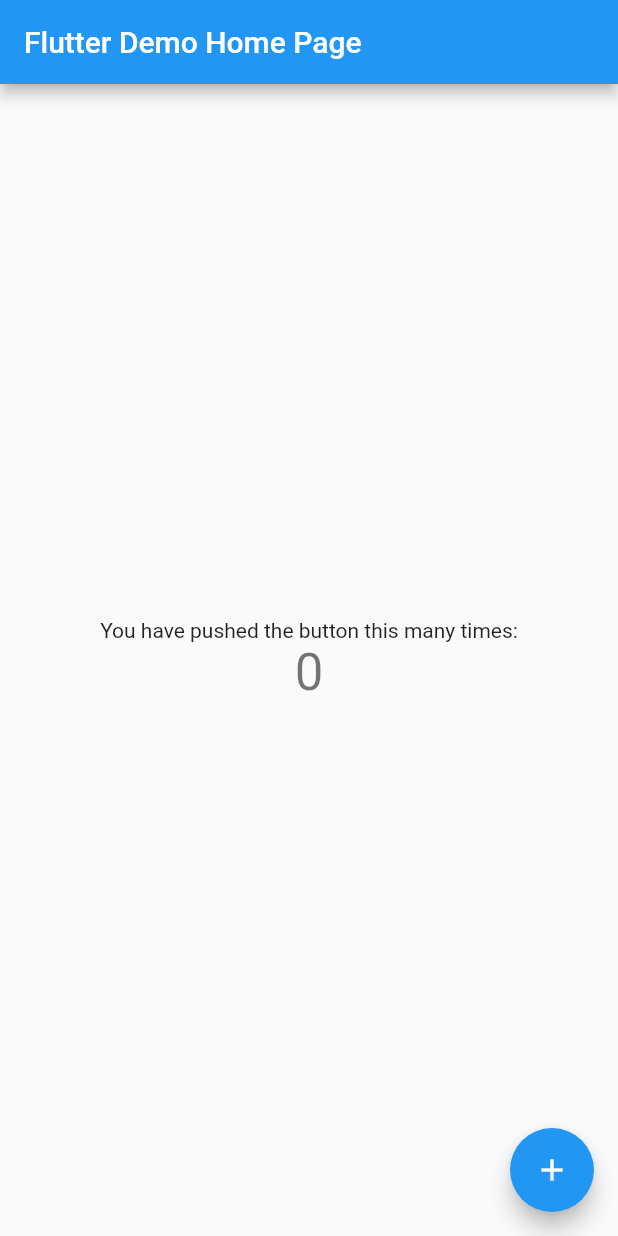
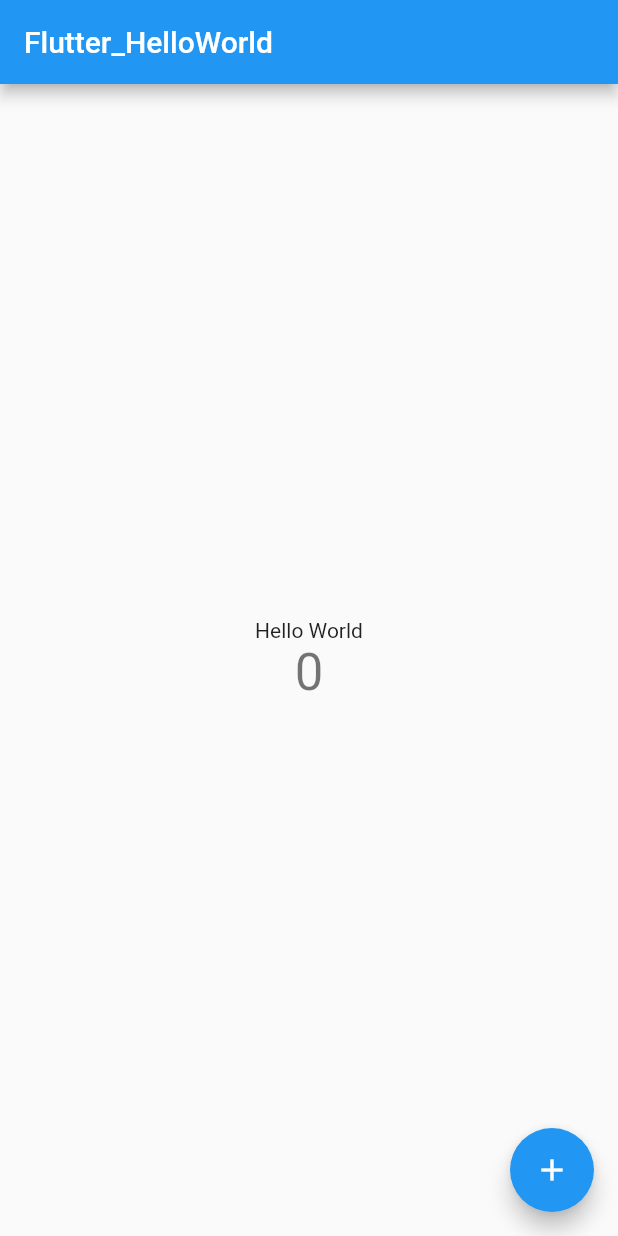
Before and after one commit to HoangThanhLong84/app_demo, a Flutter app: the screen it shows after launch, on a phone screen of 412 x 824 dp. Run offline on Flutter 3.47's test engine with Material 2 defaults, Android fonts, the phone set to English and light mode, and no system bars.

Commit message:
edit file

```diff
--- a/app_demo/lib/main.dart
+++ b/app_demo/lib/main.dart
@@ -26,7 +26,7 @@ class MyApp extends StatelessWidget {
         // closer together (more dense) than on mobile platforms.
         visualDensity: VisualDensity.adaptivePlatformDensity,
       ),
-      home: MyHomePage(title: 'Flutter Demo Home Page'),
+      home: MyHomePage(title: 'Flutter_HelloWorld'),
     );
   }
 }
@@ -98,7 +98,7 @@ class _MyHomePageState extends State<MyHomePage> {
           mainAxisAlignment: MainAxisAlignment.center,
           children: <Widget>[
             Text(
-              'You have pushed the button this many times:',
+              'Hello World',
             ),
             Text(
               '$_counter',
```
